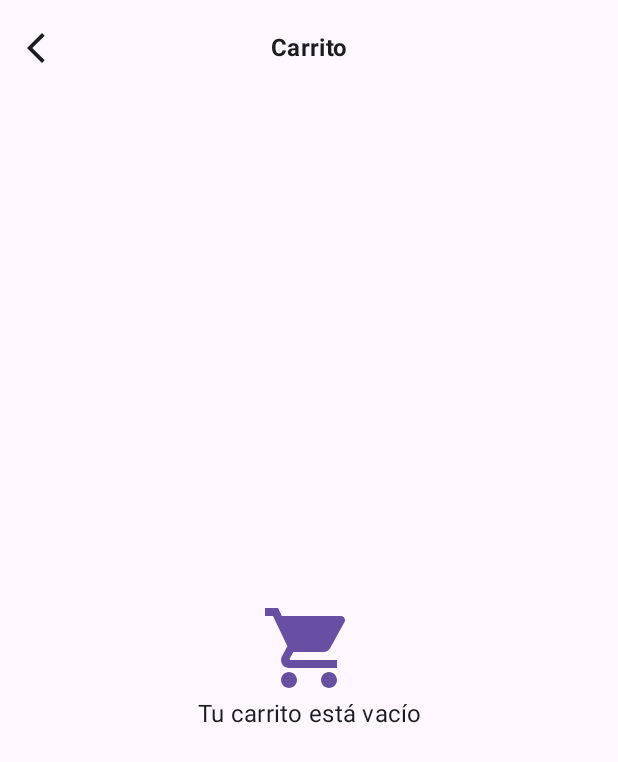
After one commit to iasiris/muni-app, an Android app built with Jetpack Compose: the composable EmptyCartScreen shown on its own in the app's theme, on a phone screen of 412 x 824 dp. The commit adds this screen. Shown: the top 762 px of the screen. Run offline under Robolectric (Android 15) with nearby library versions, the phone set to English and light mode, and no system bars.

Commit message:
Cart con datos mockeados

```diff
--- a/app/src/main/java/com/iasiris/muniapp/ui/screen/profile/ProfileScreen.kt
+++ b/app/src/main/java/com/iasiris/muniapp/ui/screen/profile/ProfileScreen.kt
@@ -50,6 +50,8 @@ fun ProfileScreen(
     navController: NavController,
     profileViewModel: ProfileViewModel = hiltViewModel()
 ) {
+    //TODO agregar pre visualuzacion antes de guardar los cambios
+
     val profileUiState by profileViewModel.profileUiState.collectAsStateWithLifecycle()
     val snackbarHostState = remember { SnackbarHostState() }
     val coroutineScope = rememberCoroutineScope()
--- /dev/null
+++ b/app/src/main/java/com/iasiris/muniapp/utils/components/EmptyCartScreen.kt
@@ -0,0 +1,60 @@
+package com.iasiris.muniapp.utils.components
+
+import androidx.compose.foundation.layout.Arrangement
+import androidx.compose.foundation.layout.Column
+import androidx.compose.foundation.layout.PaddingValues
+import androidx.compose.foundation.layout.Spacer
+import androidx.compose.foundation.layout.fillMaxSize
+import androidx.compose.foundation.layout.padding
+import androidx.compose.foundation.layout.size
+import androidx.compose.foundation.layout.width
+import androidx.compose.material.icons.Icons
+import androidx.compose.material.icons.filled.ShoppingCart
+import androidx.compose.material3.Icon
+import androidx.compose.material3.MaterialTheme
+import androidx.compose.runtime.Composable
+import androidx.compose.ui.Alignment
+import androidx.compose.ui.Modifier
+import androidx.compose.ui.res.stringResource
+import androidx.compose.ui.text.font.FontWeight
+import androidx.compose.ui.unit.dp
+import androidx.navigation.NavController
+import com.iasiris.muniapp.R
+import com.iasiris.muniapp.utils.paddingSmall
+
+@Composable
+fun EmptyCartScreen(
+    paddingValue: PaddingValues,
+    navController: NavController
+) {
+    Column(
+        modifier = Modifier
+            .padding(paddingValue)
+            .fillMaxSize(),
+        verticalArrangement = Arrangement.Top
+    ) {
+        BackButtonWithTitle(
+            title = stringResource(id = R.string.cart_title),
+            onBackButtonClick = { navController.popBackStack() }
+        )
+        Column(
+            modifier = Modifier.fillMaxSize(),
+            horizontalAlignment = Alignment.CenterHorizontally,
+            verticalArrangement = Arrangement.Center
+        ) {
+            Icon(
+                imageVector = Icons.Default.ShoppingCart,
+                contentDescription = stringResource(id = R.string.cart_icon),
+                modifier = Modifier
+                    .size(64.dp)
+                    .align(Alignment.CenterHorizontally),
+                tint = MaterialTheme.colorScheme.primary
+            )
+            Spacer(modifier = Modifier.width(paddingSmall))
+            SubheadText(
+                text = stringResource(id = R.string.empty_cart_message),
+                fontWeight = FontWeight.Normal
+            )
+        }
+    }
+}
--- a/app/src/main/res/values/strings.xml
+++ b/app/src/main/res/values/strings.xml
@@ -29,6 +29,13 @@
     <string name="save_changes">Guardar cambios</string>
     <string name="user_changes_saved">Los cambios fueron guardados</string>
     <string name="user_changes_not_saved">Error al guardar datos</string>
+    <string name="cart_title">Carrito</string>
+    <string name="cart_subtotal">Productos</string>
+    <string name="delivery_fee">Envio</string>
+    <string name="cart_total">Total</string>
+    <string name="checkout">Pagar</string>
+
+    <string name="empty_cart_message">"Tu carrito está vacío"</string>
 
     <!-- Descripcion de Imagenes y Contenido-->
     <string name="shopping_bag">Bolsas de compra</string>
@@ -52,4 +59,9 @@
     <string name="dropwdown_menu">Menu desplegable</string>
     <string name="user_icon">Icono usuario</string>
     <string name="edit_image_icon">Icono editar imagen</string>
+
+
+
+
+
 </resources>
```
Also changed, not shown: app/src/main/java/com/iasiris/muniapp/ui/navigation/NavGraph.kt (+6 -5 lines), app/src/main/java/com/iasiris/muniapp/ui/screen/cart/CartScreen.kt (added, +196 -0 lines), app/src/main/java/com/iasiris/muniapp/ui/screen/cart/CartViewModel.kt (added, +97 -0 lines).
